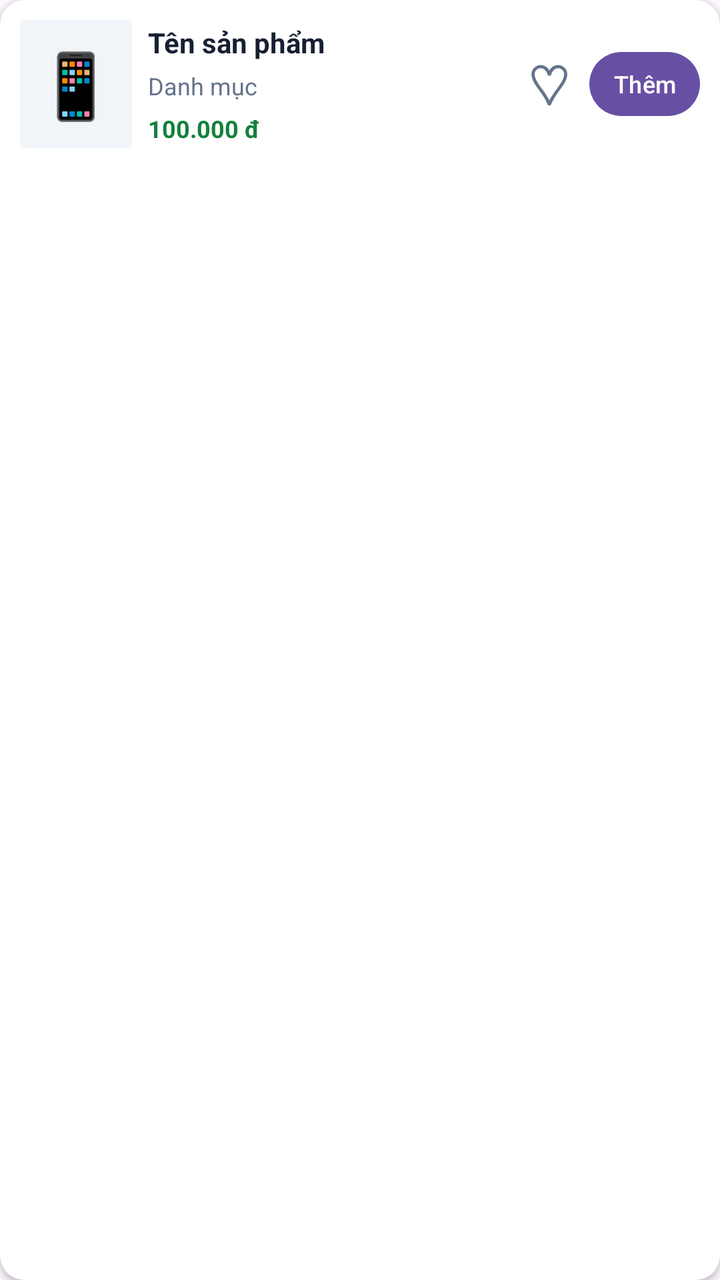
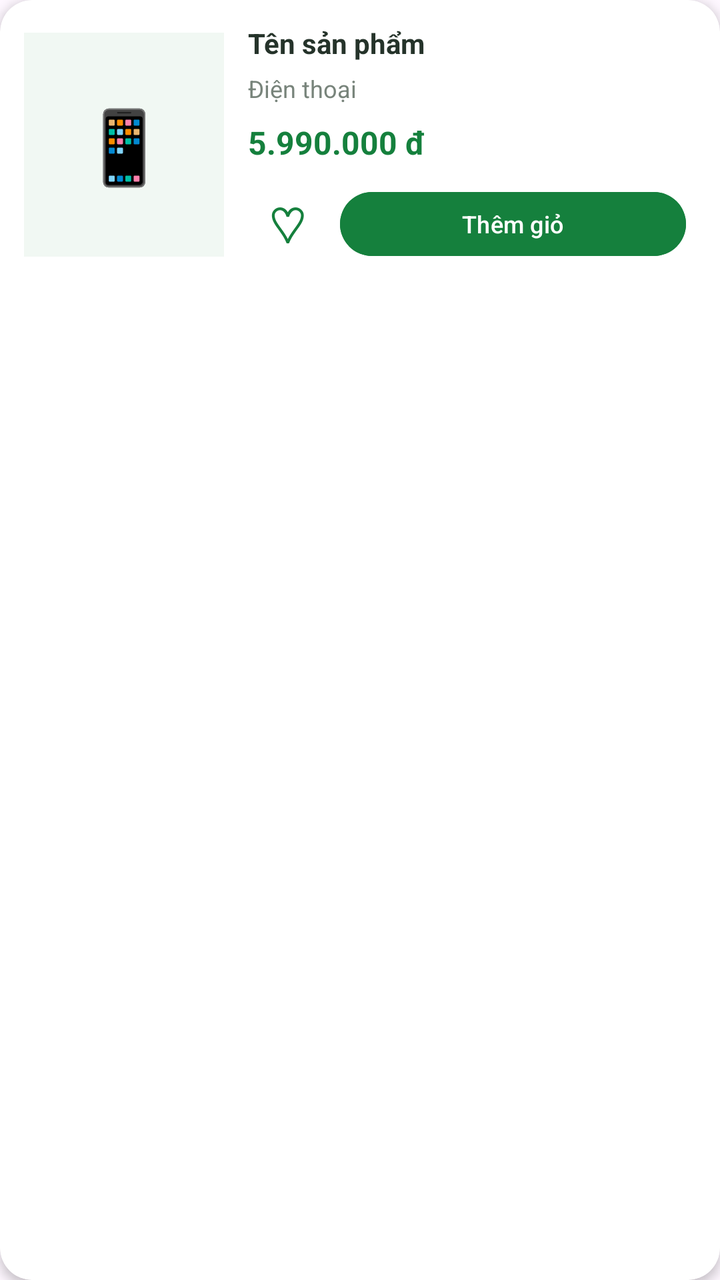

The first picture is an Android layout as it rendered before a commit; the second is the same layout after the commit. The layout source and the unified diff follow.
<!-- AndroidManifest.xml: application theme Theme.SmartShop -->
<!-- res/layout/item_product.xml -->
<?xml version="1.0" encoding="utf-8"?>
<androidx.cardview.widget.CardView
    xmlns:android="http://schemas.android.com/apk/res/android"
    xmlns:app="http://schemas.android.com/apk/res-auto"
    android:layout_width="match_parent"
    android:layout_height="wrap_content"
    android:layout_marginBottom="12dp"
    android:layout_marginHorizontal="4dp"
    android:elevation="3dp"
    app:cardCornerRadius="12dp">

    <LinearLayout
        android:layout_width="match_parent"
        android:layout_height="wrap_content"
        android:orientation="horizontal"
        android:gravity="center_vertical"
        android:padding="10dp">

        
        <TextView
            android:id="@+id/txtEmoji"
            android:layout_width="56dp"
            android:layout_height="64dp"
            android:gravity="center"
            android:text="📱"
            android:textSize="32sp"
            android:background="#F1F5F9" />

        
        <LinearLayout
            android:layout_width="0dp"
            android:layout_height="wrap_content"
            android:layout_weight="1"
            android:orientation="vertical"
            android:layout_marginStart="8dp"
            android:layout_marginEnd="4dp">

            <TextView
                android:id="@+id/txtName"
                android:layout_width="match_parent"
                android:layout_height="wrap_content"
                android:text="Tên sản phẩm"
                android:textColor="#172033"
                android:textStyle="bold"
                android:textSize="14sp"
                android:maxLines="2" />

            <TextView
                android:id="@+id/txtCategory"
                android:layout_width="match_parent"
                android:layout_height="wrap_content"
                android:text="Danh mục"
                android:textColor="#64748B"
                android:textSize="12sp"
                android:layout_marginTop="4dp" />

            <TextView
                android:id="@+id/txtPrice"
                android:layout_width="match_parent"
                android:layout_height="wrap_content"
                android:text="100.000 đ"
                android:textColor="#15803D"
                android:textStyle="bold"
                android:textSize="12sp"
                android:layout_marginTop="5dp" />
        </LinearLayout>

        
        <TextView
            android:id="@+id/btnFavorite"
            android:layout_width="40dp"
            android:layout_height="44dp"
            android:gravity="center"
            android:text="♡"
            android:textSize="28sp"
            android:textColor="#64748B"
            android:background="?attr/selectableItemBackgroundBorderless"
            android:clickable="true"
            android:focusable="true"
            android:contentDescription="Thêm vào yêu thích" />

        
        <Button
            android:id="@+id/btnAddCart"
            android:layout_width="wrap_content"
            android:layout_height="40dp"
            android:minWidth="0dp"
            android:paddingStart="12dp"
            android:paddingEnd="12dp"
            android:text="Thêm"
            android:textSize="12sp"
            android:textAllCaps="false" />

    </LinearLayout>

</androidx.cardview.widget.CardView>
<!-- resources referenced by this layout -->
<resources>
  <style name="Theme.SmartShop" parent="Base.Theme.SmartShop" />
  <style name="Base.Theme.SmartShop" parent="Theme.Material3.DayNight.NoActionBar">
          
          
      </style>
</resources>

<!-- the commit's change to res/layout/item_product.xml (unified diff, before → after) -->
@@ -4,27 +4,47 @@
     xmlns:app="http://schemas.android.com/apk/res-auto"
     android:layout_width="match_parent"
     android:layout_height="wrap_content"
+    android:layout_marginHorizontal="4dp"
     android:layout_marginBottom="12dp"
-    android:layout_marginHorizontal="4dp"
-    android:elevation="3dp"
-    app:cardCornerRadius="12dp">
+    app:cardCornerRadius="16dp"
+    app:cardElevation="3dp"
+    app:cardUseCompatPadding="false"
+    app:cardBackgroundColor="#FFFFFF">
 
     <LinearLayout
         android:layout_width="match_parent"
         android:layout_height="wrap_content"
         android:orientation="horizontal"
         android:gravity="center_vertical"
-        android:padding="10dp">
+        android:padding="12dp">
 
         
-        <TextView
-            android:id="@+id/txtEmoji"
-            android:layout_width="56dp"
-            android:layout_height="64dp"
-            android:gravity="center"
-            android:text="📱"
-            android:textSize="32sp"
-            android:background="#F1F5F9" />
+        <FrameLayout
+            android:layout_width="100dp"
+            android:layout_height="112dp"
+            android:background="#F1F8F3">
+
+            
+            <ImageView
+                android:id="@+id/imgProduct"
+                android:layout_width="match_parent"
+                android:layout_height="match_parent"
+                android:padding="5dp"
+                android:scaleType="fitCenter"
+                android:visibility="gone"
+                android:contentDescription="Hình ảnh sản phẩm" />
+
+            
+            <TextView
+                android:id="@+id/txtEmoji"
+                android:layout_width="match_parent"
+                android:layout_height="match_parent"
+                android:gravity="center"
+                android:text="📱"
+                android:textSize="36sp"
+                android:visibility="visible" />
+
+        </FrameLayout>
 
         
         <LinearLayout
@@ -32,64 +52,83 @@
             android:layout_height="wrap_content"
             android:layout_weight="1"
             android:orientation="vertical"
-            android:layout_marginStart="8dp"
-            android:layout_marginEnd="4dp">
+            android:layout_marginStart="12dp"
+            android:layout_marginEnd="5dp">
 
+            
             <TextView
                 android:id="@+id/txtName"
                 android:layout_width="match_parent"
                 android:layout_height="wrap_content"
                 android:text="Tên sản phẩm"
-                android:textColor="#172033"
+                android:textColor="#25332A"
                 android:textStyle="bold"
                 android:textSize="14sp"
-                android:maxLines="2" />
+                android:maxLines="2"
+                android:ellipsize="end" />
 
+            
             <TextView
                 android:id="@+id/txtCategory"
                 android:layout_width="match_parent"
                 android:layout_height="wrap_content"
-                android:text="Danh mục"
-                android:textColor="#64748B"
+                android:text="Điện thoại"
+                android:textColor="#78847B"
                 android:textSize="12sp"
-                android:layout_marginTop="4dp" />
+                android:layout_marginTop="5dp" />
 
+            
             <TextView
                 android:id="@+id/txtPrice"
                 android:layout_width="match_parent"
                 android:layout_height="wrap_content"
-                android:text="100.000 đ"
+                android:text="5.990.000 đ"
                 android:textColor="#15803D"
                 android:textStyle="bold"
-                android:textSize="12sp"
-                android:layout_marginTop="5dp" />
+                android:textSize="16sp"
+                android:layout_marginTop="8dp" />
+
+            
+            <LinearLayout
+                android:layout_width="match_parent"
+                android:layout_height="42dp"
+                android:orientation="horizontal"
+                android:gravity="center_vertical"
+                android:layout_marginTop="9dp">
+
+                
+                <TextView
+                    android:id="@+id/btnFavorite"
+                    android:layout_width="40dp"
+                    android:layout_height="40dp"
+                    android:gravity="center"
+                    android:text="♡"
+                    android:textSize="25sp"
+                    android:textColor="#15803D"
+                    android:background="?attr/selectableItemBackgroundBorderless"
+                    android:clickable="true"
+                    android:focusable="true"
+                    android:contentDescription="Thêm vào yêu thích" />
+
+                
+                <Button
+                    android:id="@+id/btnAddCart"
+                    android:layout_width="0dp"
+                    android:layout_height="40dp"
+                    android:layout_weight="1"
+                    android:layout_marginStart="6dp"
+                    android:minWidth="0dp"
+                    android:minHeight="0dp"
+                    android:paddingHorizontal="8dp"
+                    android:text="Thêm giỏ"
+                    android:textSize="12sp"
+                    android:textColor="#FFFFFF"
+                    android:textAllCaps="false"
+                    android:backgroundTint="#15803D" />
+
+            </LinearLayout>
+
         </LinearLayout>
-
-        
-        <TextView
-            android:id="@+id/btnFavorite"
-            android:layout_width="40dp"
-            android:layout_height="44dp"
-            android:gravity="center"
-            android:text="♡"
-            android:textSize="28sp"
-            android:textColor="#64748B"
-            android:background="?attr/selectableItemBackgroundBorderless"
-            android:clickable="true"
-            android:focusable="true"
-            android:contentDescription="Thêm vào yêu thích" />
-
-        
-        <Button
-            android:id="@+id/btnAddCart"
-            android:layout_width="wrap_content"
-            android:layout_height="40dp"
-            android:minWidth="0dp"
-            android:paddingStart="12dp"
-            android:paddingEnd="12dp"
-            android:text="Thêm"
-            android:textSize="12sp"
-            android:textAllCaps="false" />
 
     </LinearLayout>
 
